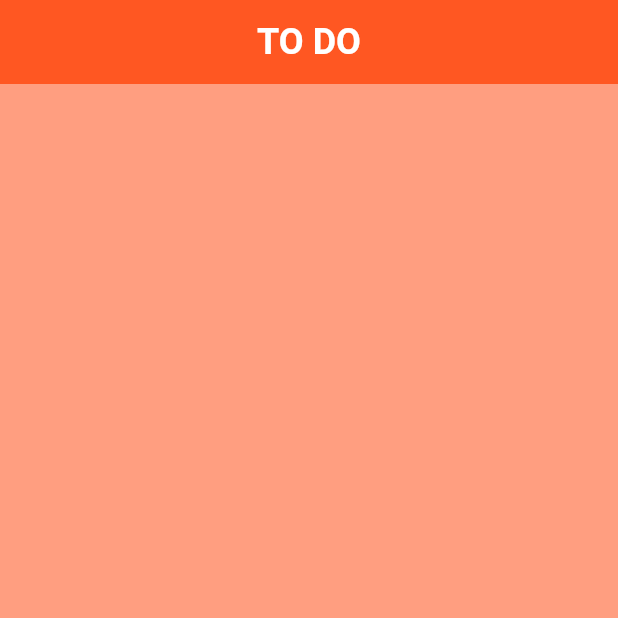
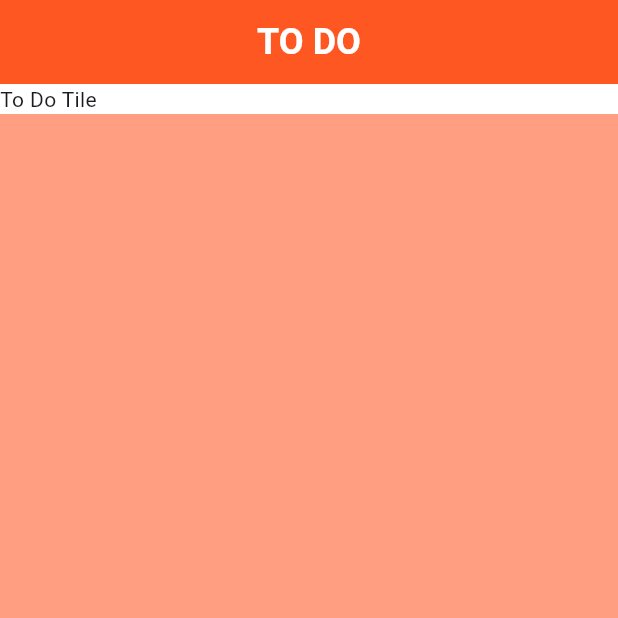
Before and after one commit to BW404/dino_todo, a Flutter app: the screen it shows after launch, on a phone screen of 412 x 824 dp, the top half of it. Run offline on Flutter 3.47's test engine with Material 3 defaults, Android fonts, the phone set to English and light mode, and no system bars.

Commit message:
Update: 2025-02-16 19:00:13

```diff
--- a/lib/util/todo_tile.dart
+++ b/lib/util/todo_tile.dart
@@ -1,10 +1,14 @@
-import "package:flutter/widgets.dart";
+import 'package:flutter/material.dart';
 
 class ToDoTile extends StatelessWidget {
   const ToDoTile({super.key});
 
   @override
   Widget build(BuildContext context) {
-    return Container();
+    return Container(
+      child: Text('To Do Tile'),
+      decoration: BoxDecoration(color: Colors.white),
+
+    );
   }
 }
```
